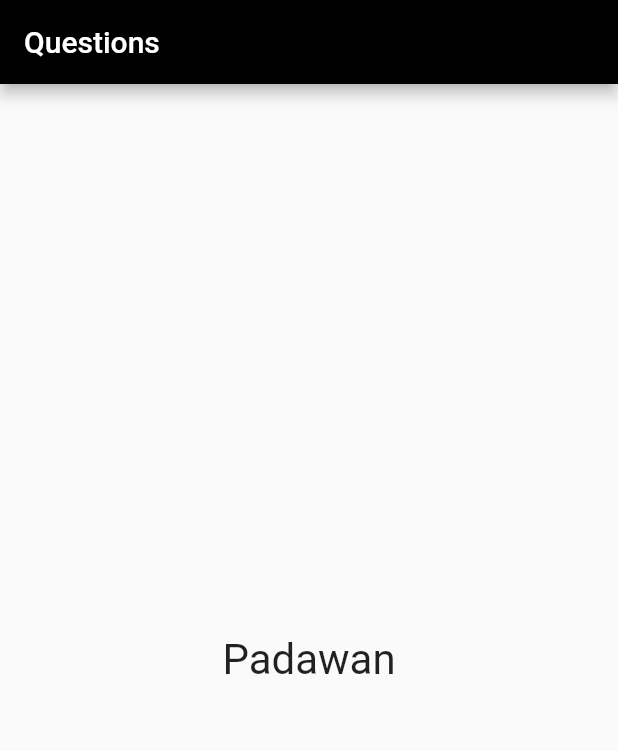
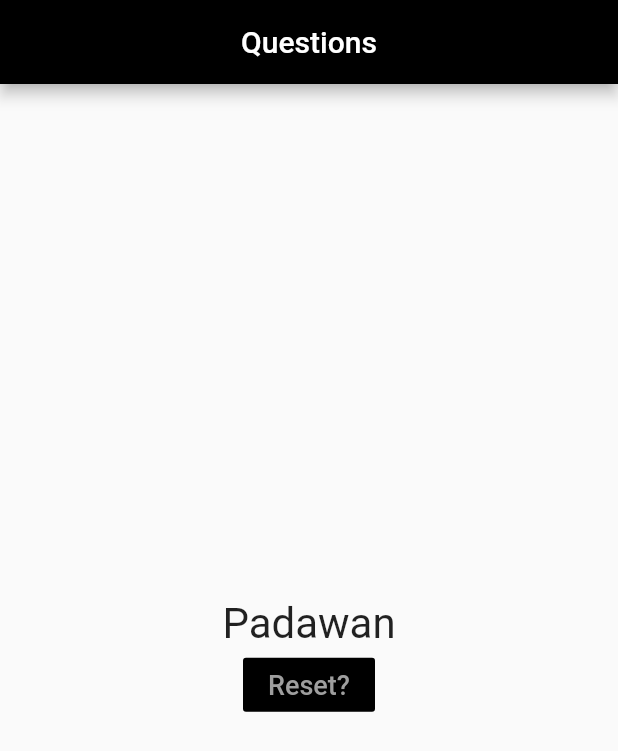
Before and after one commit to KevinCaires/flutter_first_app, a Flutter app: the screen it shows after launch, after a tap on "Black", after a tap on "Dog", after a tap on "Fast food", on a phone screen of 412 x 824 dp. Shown: the top 751 px of the screen. Run offline on Flutter 3.47's test engine with Material 2 defaults, Android fonts, the phone set to English and light mode, and no system bars.

Commit message:
ADD reset function.

```diff
--- a/lib/main.dart
+++ b/lib/main.dart
@@ -49,6 +49,13 @@ class AppState extends State<AppQuestionState> {
     }
   }
 
+  void reset() {
+    setState(() {
+      _selected = 0;
+      _score = 0;
+    });
+  }
+
   bool get hasSelectedAnswer {
     return _selected < _questions.length;
   }
@@ -61,6 +68,7 @@ class AppState extends State<AppQuestionState> {
       home: Scaffold(
         // Define a barra principal do app.
         appBar: AppBar(
+          centerTitle: true,
           title: Text('Questions'),
           backgroundColor: Colors.black,
         ),
@@ -71,7 +79,7 @@ class AppState extends State<AppQuestionState> {
                 questions: _questions,
                 answer: _answer,
               )
-            : Result(_score),
+            : Result(_score, reset),
       ),
     );
   }
--- a/lib/result.dart
+++ b/lib/result.dart
@@ -2,8 +2,9 @@ import 'package:flutter/material.dart';
 
 class Result extends StatelessWidget {
   final int score;
+  final void Function() reset;
 
-  Result(this.score);
+  Result(this.score, this.reset);
 
   String get textResult {
     if (score <= 10) {
@@ -19,15 +20,25 @@ class Result extends StatelessWidget {
 
   @override
   Widget build(BuildContext context) {
-    return Container(
-      margin: EdgeInsets.all(10),
-      width: double.infinity,
-      child: Center(
-        child: Text(
-          textResult,
-          style: TextStyle(fontSize: 28),
+    return Column(
+      mainAxisAlignment: MainAxisAlignment.center,
+      children: [
+        Center(
+          child: Text(
+            textResult,
+            style: TextStyle(fontSize: 28),
+          ),
         ),
-      ),
+        FlatButton(
+          child: Text(
+            'Reset?',
+            style: TextStyle(fontSize: 18),
+          ),
+          onPressed: reset,
+          color: Colors.black,
+          textColor: Colors.grey,
+        )
+      ],
     );
   }
 }
```
